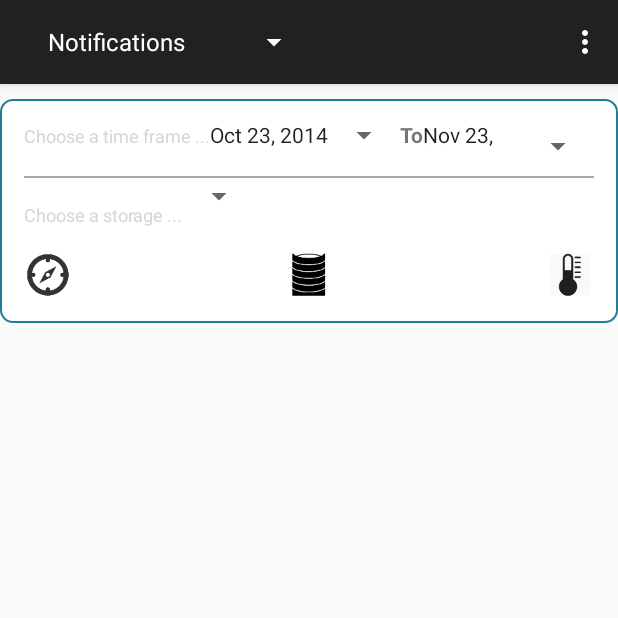
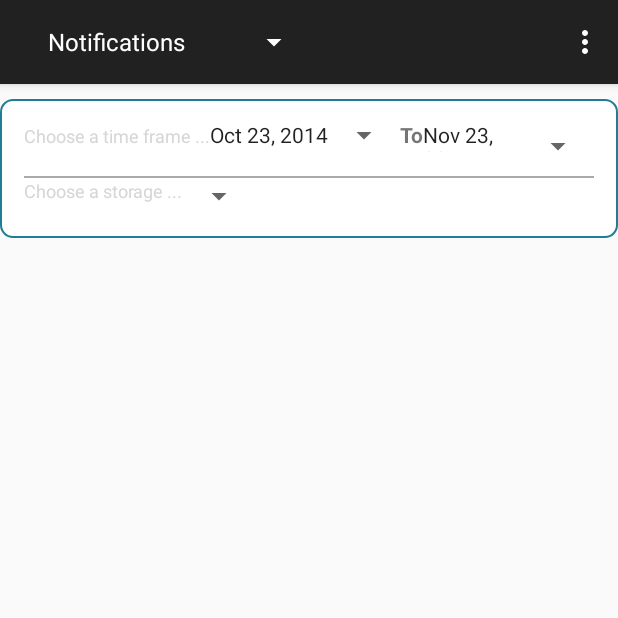
Before and after one commit to smartwatermanagement/self-healing-water-networks, an Android app: the fragment Filter placed in its activity, on a phone screen of 412 x 824 dp, the top half of it. Run offline under Robolectric (Android 15) with nearby library versions, the phone set to English and light mode, and no system bars.

Commit message:
Storage Details removed

```diff
--- a/SWN/app/src/main/java/reports/tabhostFragments/usageBreakUp/subFragments/Filter.java
+++ b/SWN/app/src/main/java/reports/tabhostFragments/usageBreakUp/subFragments/Filter.java
@@ -127,6 +127,7 @@ public class Filter extends Fragment {
             public void onItemSelected(AdapterView<?> adapterView, View view, int position, long l) {
                 String from = ((TextView) rootView.findViewById(R.id.from)).getText().toString();
                 String to = ((TextView) rootView.findViewById(R.id.to)).getText().toString();
+                mListener = (OnFilterFragmentInteractionListener) getParentFragment();
                 mListener.onFilterFragmentInteraction(storageArrayAdapter.getStorageId(position),
                         from, to);
             }
--- a/SWN/app/src/main/res/layout/fragment_filter.xml
+++ b/SWN/app/src/main/res/layout/fragment_filter.xml
@@ -63,12 +63,13 @@
         <LinearLayout
             android:layout_width="match_parent"
             android:layout_height="wrap_content"
-            android:orientation="horizontal">
+            android:orientation="horizontal"
+            android:paddingBottom="@dimen/activity_horizontal_margin"
+            >
 
             <TextView
                 android:layout_width="wrap_content"
                 android:layout_height="wrap_content"
-                android:paddingTop="@dimen/activity_horizontal_margin"
                 android:text="@string/storage_filter_prompt"
                 android:textColor="@color/wallet_hint_foreground_holo_light"
                 android:textSize="12sp" />
@@ -79,7 +80,7 @@
                 android:layout_height="wrap_content" />
 
         </LinearLayout>
-
+<!--
         <RelativeLayout
             android:layout_width="match_parent"
             android:layout_height="wrap_content"
@@ -110,7 +111,7 @@
                 />
 
         </RelativeLayout>
-
+-->
     </LinearLayout>
 
 </FrameLayout>
```
